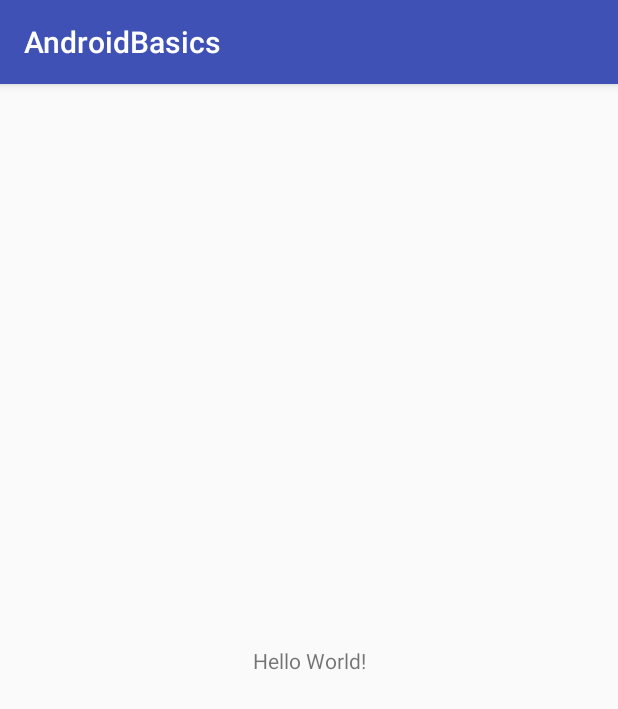
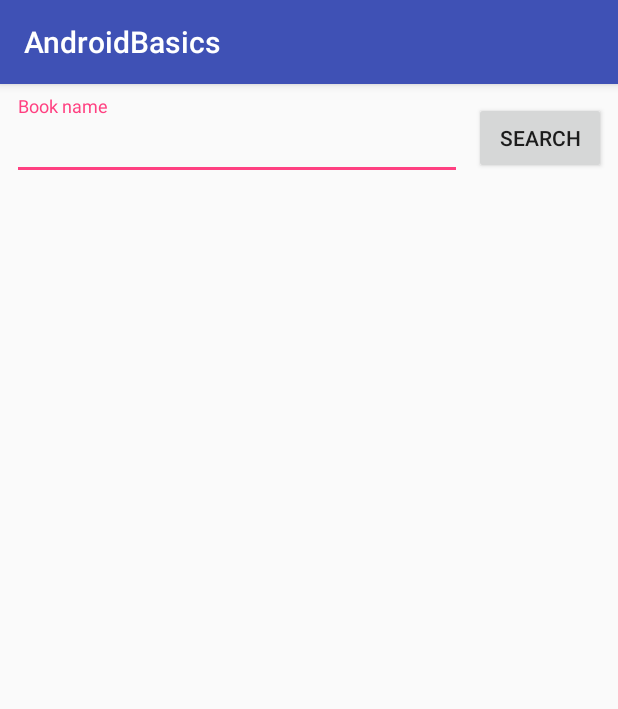
Before and after one commit to chrisvasqm/android-basics, an Android app: the screen it shows after launch (MainActivity), on a phone screen of 412 x 824 dp. Shown: the top 709 px of the screen. Run offline under Robolectric (Android 15) with nearby library versions, the phone set to English and light mode, and no system bars.

Commit message:
Update main layout

```diff
--- a/app/build.gradle
+++ b/app/build.gradle
@@ -28,4 +28,5 @@ dependencies {
     testImplementation 'junit:junit:4.12'
     androidTestImplementation 'com.android.support.test:runner:1.0.1'
     androidTestImplementation 'com.android.support.test.espresso:espresso-core:3.0.1'
+    implementation 'com.android.support:design:27.1.0'
 }
--- a/app/src/main/res/layout/activity_main.xml
+++ b/app/src/main/res/layout/activity_main.xml
@@ -6,13 +6,43 @@
     android:layout_height="match_parent"
     tools:context="com.chrisvasqm.androidbasics.MainActivity">
 
-    <TextView
+    <android.support.design.widget.TextInputLayout
+        android:id="@+id/textInputLayout"
+        android:layout_width="0dp"
+        android:layout_height="wrap_content"
+        android:layout_marginEnd="8dp"
+        android:layout_marginStart="8dp"
+        android:layout_marginTop="8dp"
+        app:layout_constraintEnd_toStartOf="@+id/btnSearch"
+        app:layout_constraintStart_toStartOf="parent"
+        app:layout_constraintTop_toTopOf="parent">
+
+        <android.support.design.widget.TextInputEditText
+            android:id="@+id/editSearch"
+            android:layout_width="match_parent"
+            android:layout_height="wrap_content"
+            android:hint="@string/book_name" />
+    </android.support.design.widget.TextInputLayout>
+
+    <Button
+        android:id="@+id/btnSearch"
         android:layout_width="wrap_content"
         android:layout_height="wrap_content"
-        android:text="Hello World!"
+        android:layout_marginBottom="8dp"
+        android:layout_marginEnd="8dp"
+        android:layout_marginTop="8dp"
+        android:text="@android:string/search_go"
+        app:layout_constraintBottom_toBottomOf="@+id/textInputLayout"
+        app:layout_constraintEnd_toEndOf="parent"
+        app:layout_constraintTop_toTopOf="@+id/textInputLayout" />
+
+    <ListView
+        android:id="@+id/listView"
+        android:layout_width="0dp"
+        android:layout_height="0dp"
+        android:layout_marginTop="8dp"
         app:layout_constraintBottom_toBottomOf="parent"
-        app:layout_constraintLeft_toLeftOf="parent"
-        app:layout_constraintRight_toRightOf="parent"
-        app:layout_constraintTop_toTopOf="parent" />
-
+        app:layout_constraintEnd_toEndOf="parent"
+        app:layout_constraintStart_toStartOf="parent"
+        app:layout_constraintTop_toBottomOf="@+id/textInputLayout" />
 </android.support.constraint.ConstraintLayout>
--- a/app/src/main/res/values/strings.xml
+++ b/app/src/main/res/values/strings.xml
@@ -1,3 +1,4 @@
 <resources>
     <string name="app_name">AndroidBasics</string>
+    <string name="book_name">Book name</string>
 </resources>
```
